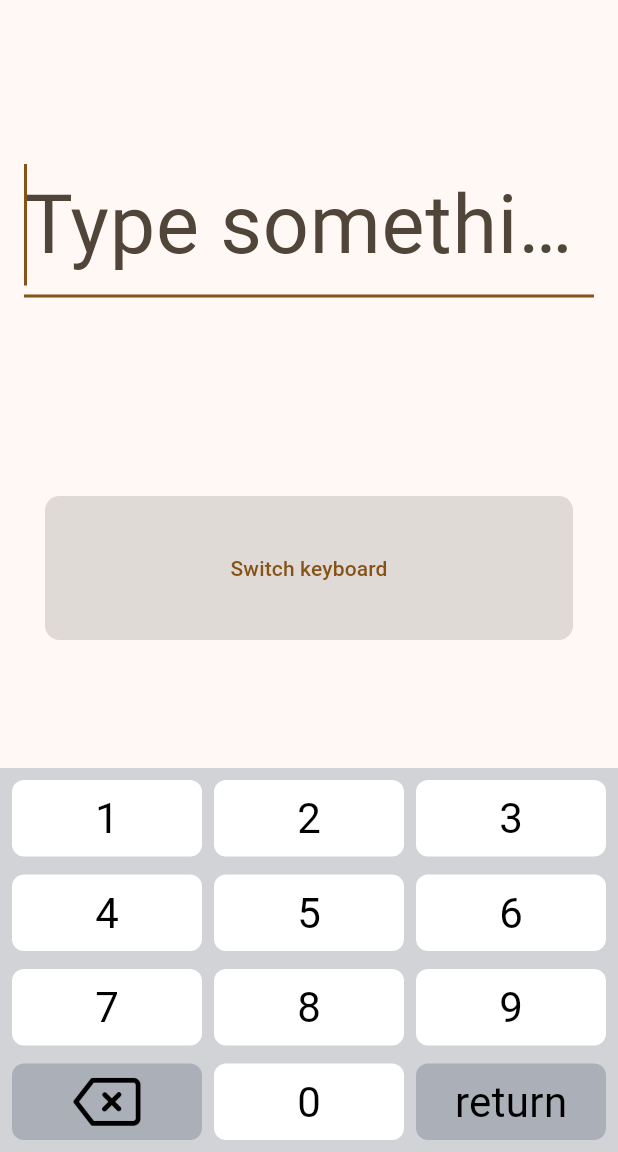
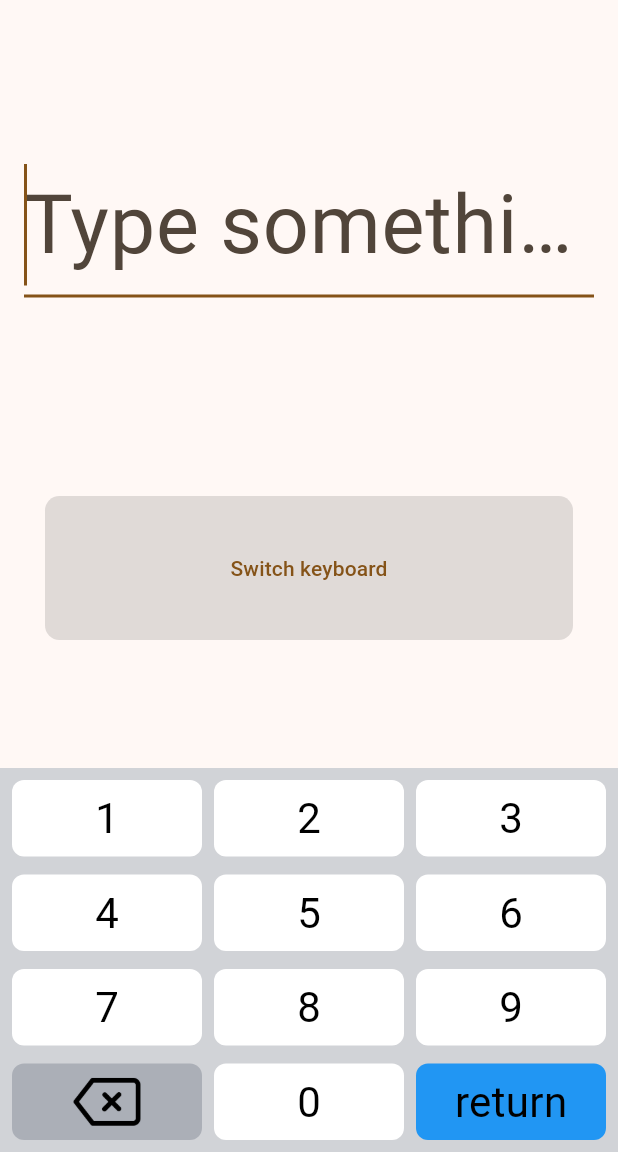
Before and after one commit to grybouilli/flutekeyboard, a Flutter app: the screen it shows after launch, after a tap on "Switch keyboard", on a phone screen of 412 x 824 dp, the part 84-1236 px from its top. Run offline on Flutter 3.47's test engine with Material 3 defaults, Android fonts, the phone set to English and light mode, and no system bars.

Commit message:
FluteKeyboard: add btnReturnColor
Added color parameter to customize return button background.

Signed-off-by: Andrea Ricchi <andrea.ricchi@amarulasolutions.com>

```diff
--- a/example/lib/main.dart
+++ b/example/lib/main.dart
@@ -126,6 +126,7 @@ class _MyHomePageState extends State<MyHomePage> {
                 backspaceIcon: 'assets/backspace.png',
                 shiftIcon: 'assets/shift.png',
                 shiftActiveIcon: 'assets/shift_active.png',
+                btnReturnColor: Colors.blue,
                 btnTextStyle: const TextStyle(
                   color: Colors.black,
                   fontSize: 28,
--- a/lib/flutekeyboard.dart
+++ b/lib/flutekeyboard.dart
@@ -32,6 +32,7 @@ class FluteKeyboard extends StatefulWidget {
 
   final Layout alphanumericLayout;
 
+  final Color btnReturnColor;
   final String returnIcon;
   final VoidCallback onReturn;
 
@@ -50,6 +51,7 @@ class FluteKeyboard extends StatefulWidget {
     this.btnSpecialBackgroundColor = Colors.transparent,
     this.btnTextStyle = const TextStyle(color: Colors.white),
     this.alphanumericLayout = EnLayout.layout,
+    this.btnReturnColor = Colors.transparent,
     this.returnIcon = '',
   });
 
@@ -66,6 +68,7 @@ class _FluteKeyboardState extends State<FluteKeyboard> {
         btnSpecialBackgroundColor: widget.btnSpecialBackgroundColor,
         btnTextStyle: widget.btnTextStyle,
         backspaceIcon: widget.backspaceIcon,
+        btnReturnColor: widget.btnReturnColor,
         returnIcon: widget.returnIcon,
         onReturn: widget.onReturn,
       );
@@ -80,6 +83,7 @@ class _FluteKeyboardState extends State<FluteKeyboard> {
       btnTextStyle: widget.btnTextStyle,
       backspaceIcon: widget.backspaceIcon,
       layout: widget.alphanumericLayout,
+      btnReturnColor: widget.btnReturnColor,
       returnIcon: widget.returnIcon,
       onReturn: widget.onReturn,
     );
--- a/lib/src/alphanumeric_keyboard.dart
+++ b/lib/src/alphanumeric_keyboard.dart
@@ -23,6 +23,7 @@ class AlphanumericKeyboard extends BaseKeyboard {
     required super.btnSpecialBackgroundColor,
     required super.btnTextStyle,
     required super.backspaceIcon,
+    required super.btnReturnColor,
     required super.returnIcon,
     required super.onReturn,
     required this.shiftIcon,
@@ -111,8 +112,8 @@ class _AlphanumericKeyboardState extends State<AlphanumericKeyboard> {
         case SpecialKeys.alpha:
           return _alphaButton();
         case SpecialKeys.returnK:
-          return Buttons.returnButton(widget.btnTextStyle,
-              widget.btnSpecialBackgroundColor, widget.onReturn,
+          return Buttons.returnButton(
+              widget.btnTextStyle, widget.btnReturnColor, widget.onReturn,
               icon: widget.returnIcon);
       }
     }
--- a/lib/src/base_keyboard.dart
+++ b/lib/src/base_keyboard.dart
@@ -7,6 +7,7 @@ abstract class BaseKeyboard extends StatefulWidget {
   final Color btnSpecialBackgroundColor;
   final TextStyle btnTextStyle;
   final String backspaceIcon;
+  final Color btnReturnColor;
   final String returnIcon;
   final VoidCallback onReturn;
 
@@ -17,6 +18,7 @@ abstract class BaseKeyboard extends StatefulWidget {
     required this.btnSpecialBackgroundColor,
     required this.btnTextStyle,
     required this.backspaceIcon,
+    required this.btnReturnColor,
     required this.returnIcon,
     required this.onReturn,
   });
--- a/lib/src/numeric_keyboard.dart
+++ b/lib/src/numeric_keyboard.dart
@@ -17,6 +17,7 @@ class NumericKeyboard extends BaseKeyboard {
     required super.btnSpecialBackgroundColor,
     required super.btnTextStyle,
     required super.backspaceIcon,
+    required super.btnReturnColor,
     required super.returnIcon,
     required super.onReturn,
   });
@@ -62,8 +63,8 @@ class _NumericKeyboardState extends State<NumericKeyboard> {
     if (type is SpecialKeys) {
       switch (type) {
         case SpecialKeys.returnK:
-          return Buttons.returnButton(widget.btnTextStyle,
-              widget.btnSpecialBackgroundColor, widget.onReturn,
+          return Buttons.returnButton(
+              widget.btnTextStyle, widget.btnReturnColor, widget.onReturn,
               icon: widget.returnIcon);
         default:
           return const Placeholder();
```
